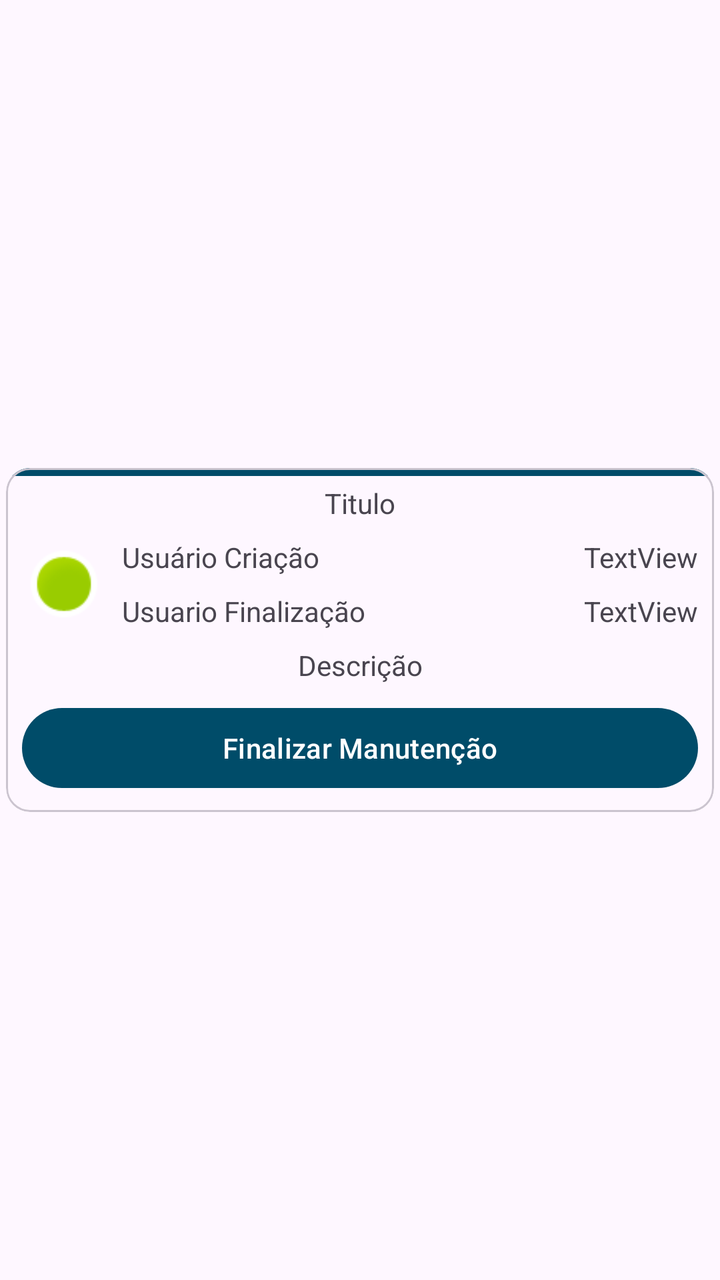
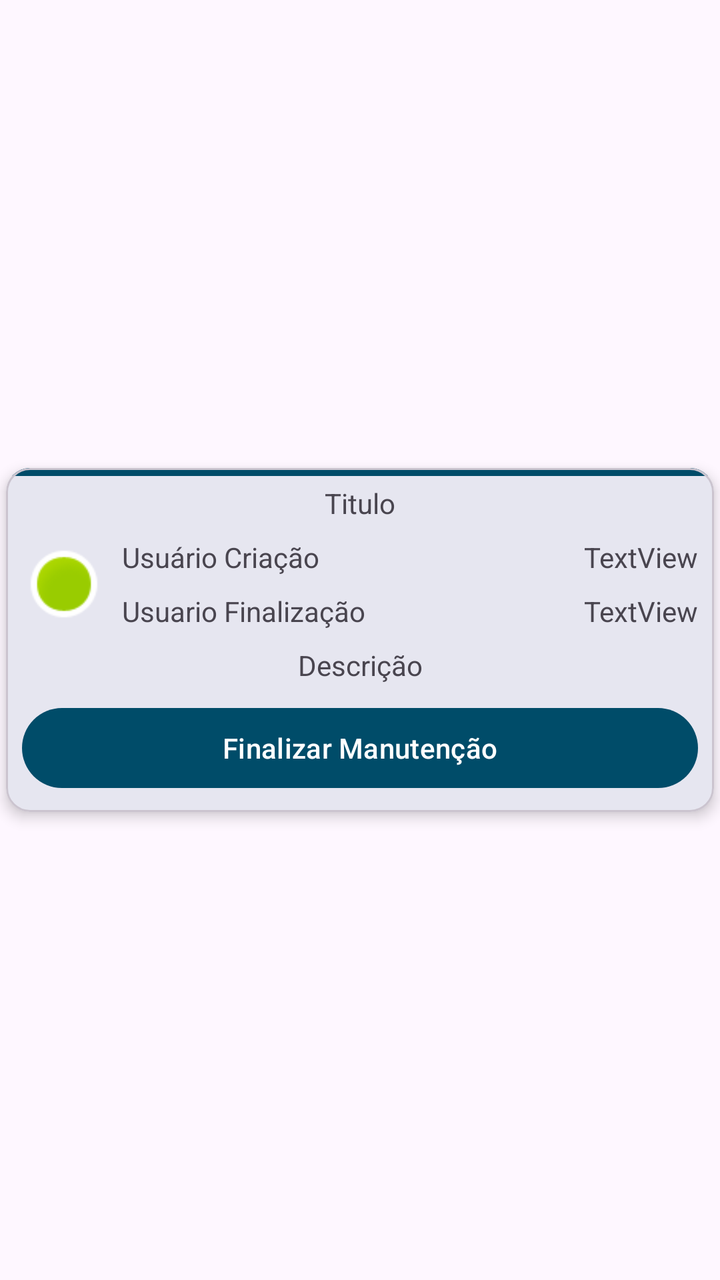

Compare the two renders of this Android layout. The source of the first and the diff that turns it into the second are given below.
<!-- AndroidManifest.xml: application theme AppTheme -->
<!-- res/layout/mudancas_line_view.xml -->
<?xml version="1.0" encoding="utf-8"?>
<androidx.constraintlayout.widget.ConstraintLayout xmlns:android="http://schemas.android.com/apk/res/android"
    xmlns:app="http://schemas.android.com/apk/res-auto"
    xmlns:tools="http://schemas.android.com/tools"
    android:layout_width="match_parent"
    android:layout_height="wrap_content">

    <com.google.android.material.card.MaterialCardView
        android:layout_width="match_parent"
        android:layout_height="wrap_content"
        android:layout_marginStart="3dp"
        android:layout_marginLeft="3dp"
        android:layout_marginTop="3dp"
        android:layout_marginEnd="3dp"
        android:layout_marginRight="3dp"
        android:layout_marginBottom="3dp"
        app:layout_constraintBottom_toBottomOf="parent"
        app:layout_constraintEnd_toEndOf="parent"
        app:layout_constraintStart_toStartOf="parent"
        app:layout_constraintTop_toTopOf="parent">
        <LinearLayout
            android:id="@+id/linearLayout2"
            android:layout_width="match_parent"
            android:layout_height="4dp"
            android:background="@color/md_theme_primary"
            android:orientation="vertical"
            android:scaleType="fitXY"
            app:layout_constraintEnd_toEndOf="parent"
            app:layout_constraintStart_toStartOf="parent"
            app:layout_constraintTop_toTopOf="parent"></LinearLayout>

        <androidx.constraintlayout.widget.ConstraintLayout
            android:layout_width="match_parent"
            android:layout_height="wrap_content">

            <TextView
                android:id="@+id/TvTitulo"
                android:layout_width="0dp"
                android:layout_height="wrap_content"
                android:layout_marginStart="8dp"
                android:layout_marginLeft="8dp"
                android:layout_marginTop="8dp"
                android:layout_marginEnd="8dp"
                android:layout_marginRight="8dp"
                android:gravity="center"
                android:text="Titulo"
                app:layout_constraintEnd_toEndOf="parent"
                app:layout_constraintStart_toEndOf="@+id/TvIdMudancaScanner"
                app:layout_constraintTop_toTopOf="parent" />

            <TextView
                android:id="@+id/TvUsuarioCriacao"
                android:layout_width="0dp"
                android:layout_height="wrap_content"
                android:layout_marginStart="8dp"
                android:layout_marginLeft="8dp"
                android:layout_marginTop="8dp"
                android:layout_marginEnd="8dp"
                android:layout_marginRight="8dp"
                android:text="Usuário Criação"
                app:layout_constraintEnd_toStartOf="@+id/TvDataMudanca"
                app:layout_constraintStart_toEndOf="@+id/ImgImagemStatus"
                app:layout_constraintTop_toBottomOf="@+id/TvTitulo" />

            <TextView
                android:id="@+id/TvDescricaoMudanca"
                android:layout_width="0dp"
                android:layout_height="wrap_content"
                android:layout_marginStart="8dp"
                android:layout_marginLeft="8dp"
                android:layout_marginTop="8dp"
                android:layout_marginEnd="8dp"
                android:layout_marginRight="8dp"
                android:gravity="center"
                android:text="Descrição"
                app:layout_constraintEnd_toEndOf="parent"
                app:layout_constraintStart_toStartOf="parent"
                app:layout_constraintTop_toBottomOf="@+id/TvUsuarioFinalizacao" />

            <LinearLayout
                android:id="@+id/linearLayout"
                android:layout_width="match_parent"
                android:layout_height="match_parent"
                android:layout_marginStart="8dp"
                android:layout_marginLeft="8dp"
                android:layout_marginTop="8dp"
                android:layout_marginEnd="8dp"
                android:layout_marginRight="8dp"
                android:layout_marginBottom="8dp"
                android:orientation="horizontal"
                app:layout_constraintBottom_toBottomOf="parent"
                app:layout_constraintEnd_toEndOf="parent"
                app:layout_constraintStart_toStartOf="parent"
                app:layout_constraintTop_toBottomOf="@+id/TvDescricaoMudanca">

                <Button
                    android:id="@+id/BtFinalizarManutencao"
                    android:layout_width="wrap_content"
                    android:layout_height="wrap_content"
                    android:layout_weight="1"
                    android:text="Finalizar Manutenção" />
            </LinearLayout>

            <ImageView
                android:id="@+id/ImgImagemStatus"
                android:layout_width="42dp"
                android:layout_height="38dp"
                android:layout_marginStart="8dp"
                android:layout_marginLeft="8dp"
                app:layout_constraintBottom_toTopOf="@+id/TvDescricaoMudanca"
                app:layout_constraintStart_toStartOf="parent"
                app:layout_constraintTop_toBottomOf="@+id/TvTitulo"
                app:srcCompat="@android:drawable/presence_online" />

            <TextView
                android:id="@+id/TvDataMudanca"
                android:layout_width="wrap_content"
                android:layout_height="wrap_content"
                android:layout_marginTop="8dp"
                android:layout_marginEnd="8dp"
                android:layout_marginRight="8dp"
                android:text="TextView"
                app:layout_constraintEnd_toEndOf="parent"
                app:layout_constraintTop_toBottomOf="@+id/TvTitulo" />

            <TextView
                android:id="@+id/TvDataFinalizacao"
                android:layout_width="wrap_content"
                android:layout_height="wrap_content"
                android:layout_marginTop="8dp"
                android:layout_marginEnd="8dp"
                android:layout_marginRight="8dp"
                android:text="TextView"
                app:layout_constraintEnd_toEndOf="parent"
                app:layout_constraintTop_toBottomOf="@+id/TvDataMudanca" />

            <TextView
                android:id="@+id/TvUsuarioFinalizacao"
                android:layout_width="0dp"
                android:layout_height="wrap_content"
                android:layout_marginStart="8dp"
                android:layout_marginLeft="8dp"
                android:layout_marginTop="8dp"
                android:layout_marginEnd="8dp"
                android:layout_marginRight="8dp"
                android:text="Usuario Finalização"
                app:layout_constraintEnd_toStartOf="@+id/TvDataFinalizacao"
                app:layout_constraintStart_toEndOf="@+id/ImgImagemStatus"
                app:layout_constraintTop_toBottomOf="@+id/TvUsuarioCriacao" />

            <TextView
                android:id="@+id/TvIdMudancaScanner"
                android:layout_width="wrap_content"
                android:layout_height="wrap_content"
                android:layout_marginStart="8dp"
                android:layout_marginLeft="8dp"
                android:layout_marginTop="8dp"
                android:text="ID"
                android:visibility="gone"
                app:layout_constraintStart_toStartOf="parent"
                app:layout_constraintTop_toTopOf="parent" />

        </androidx.constraintlayout.widget.ConstraintLayout>
    </com.google.android.material.card.MaterialCardView>
</androidx.constraintlayout.widget.ConstraintLayout>
<!-- resources referenced by this layout -->
<resources>
  <color name="md_theme_primary">#6750A4</color>
  <style name="AppTheme" parent="Theme.Material3.Light">
          <item name="colorPrimary">@color/md_theme_primary</item>
          <item name="colorOnPrimary">@color/md_theme_onPrimary</item>
          <item name="colorPrimaryContainer">@color/md_theme_primaryContainer</item>
          <item name="colorOnPrimaryContainer">@color/md_theme_onPrimaryContainer</item>
          <item name="colorSecondary">@color/md_theme_secondary</item>
          <item name="colorOnSecondary">@color/md_theme_onSecondary</item>
          <item name="colorSecondaryContainer">@color/md_theme_secondaryContainer</item>
          <item name="colorOnSecondaryContainer">@color/md_theme_onSecondaryContainer</item>
          <item name="colorTertiary">@color/md_theme_tertiary</item>
          <item name="colorOnTertiary">@color/md_theme_onTertiary</item>
          <item name="colorTertiaryContainer">@color/md_theme_tertiaryContainer</item>
          <item name="colorOnTertiaryContainer">@color/md_theme_onTertiaryContainer</item>
          <item name="colorError">@color/md_theme_error</item>
          <item name="colorOnError">@color/md_theme_onError</item>
          <item name="colorErrorContainer">@color/md_theme_errorContainer</item>
          <item name="colorOnErrorContainer">@color/md_theme_onErrorContainer</item>
          <item name="android:colorBackground">@color/md_theme_background</item>
          <item name="colorOnBackground">@color/md_theme_onBackground</item>
          <item name="colorSurface">@color/md_theme_surface</item>
          <item name="colorOnSurface">@color/md_theme_onSurface</item>
          <item name="colorSurfaceVariant">@color/md_theme_surfaceVariant</item>
          <item name="colorOnSurfaceVariant">@color/md_theme_onSurfaceVariant</item>
          <item name="colorOutline">@color/md_theme_outline</item>
          <item name="colorOutlineVariant">@color/md_theme_outlineVariant</item>
          <item name="colorSurfaceInverse">@color/md_theme_inverseSurface</item>
          <item name="colorOnSurfaceInverse">@color/md_theme_inverseOnSurface</item>
          <item name="colorPrimaryInverse">@color/md_theme_inversePrimary</item>
          <item name="glassColor">@color/md_theme_surfaceContainer_glass</item>
      </style>
  <color name="md_theme_onPrimary">#FFFFFF</color>
  <color name="md_theme_primaryContainer">#EADDFF</color>
  <color name="md_theme_onPrimaryContainer">#21005D</color>
  <color name="md_theme_secondary">#625B71</color>
  <color name="md_theme_onSecondary">#FFFFFF</color>
  <color name="md_theme_secondaryContainer">#E8DEF8</color>
  <color name="md_theme_onSecondaryContainer">#1D192B</color>
  <color name="md_theme_tertiary">#7E525D</color>
  <color name="md_theme_onTertiary">#FFFFFF</color>
  <color name="md_theme_tertiaryContainer">#FFD9E1</color>
  <color name="md_theme_onTertiaryContainer">#31101B</color>
  <color name="md_theme_error">#BA1A1A</color>
  <color name="md_theme_onError">#FFFFFF</color>
  <color name="md_theme_errorContainer">#FFDAD6</color>
  <color name="md_theme_onErrorContainer">#410002</color>
  <color name="md_theme_background">#FEF7FF</color>
  <color name="md_theme_onBackground">#1D1B20</color>
  <color name="md_theme_surface">#FEF7FF</color>
  <color name="md_theme_onSurface">#1D1B20</color>
  <color name="md_theme_surfaceVariant">#E7E0EB</color>
  <color name="md_theme_onSurfaceVariant">#49454E</color>
  <color name="md_theme_outline">#7A757F</color>
  <color name="md_theme_outlineVariant">#CBC4CF</color>
  <color name="md_theme_inverseSurface">#322F35</color>
  <color name="md_theme_inverseOnSurface">#F5EFF7</color>
  <color name="md_theme_inversePrimary">#D3BCFD</color>
  <color name="md_theme_surfaceContainer_glass">#F2ECF4</color>
</resources>

<!-- the commit's change to res/layout/mudancas_line_view.xml (unified diff, before → after) -->
@@ -17,7 +17,8 @@
         app:layout_constraintBottom_toBottomOf="parent"
         app:layout_constraintEnd_toEndOf="parent"
         app:layout_constraintStart_toStartOf="parent"
-        app:layout_constraintTop_toTopOf="parent">
+        app:layout_constraintTop_toTopOf="parent"
+        app:cardElevation="4dp">
         <LinearLayout
             android:id="@+id/linearLayout2"
             android:layout_width="match_parent"
